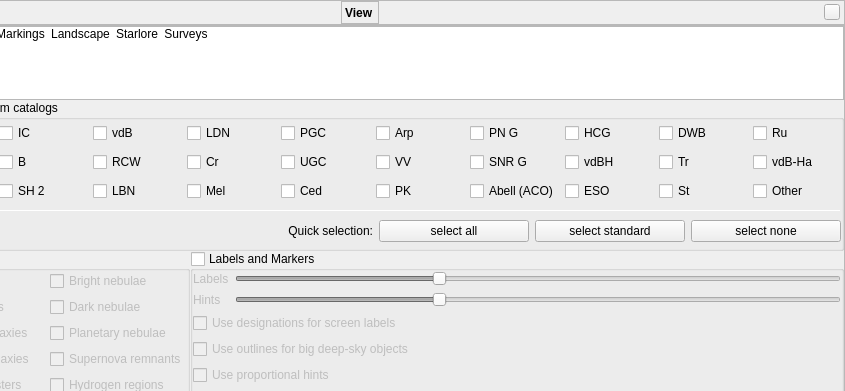
Qt form src/gui/viewDialog.ui (Stellarium/stellarium) before a commit; both pictures show x 99 to 944 and y 0 to 391 of the 944 by 678 pixel window.
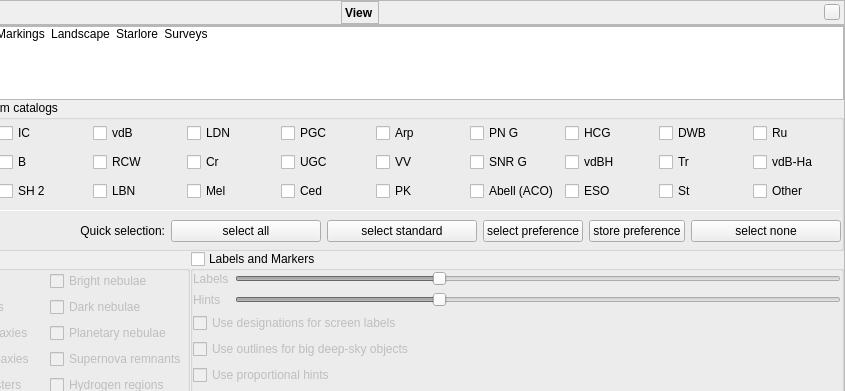
The same form after that commit. The open tabs and pages were chosen to show the change. Icons and pictures are not drawn. Custom widgets are drawn as their Qt base class.

Commit message: Add user preference for DSO catalog selection - also refactor a bit

```diff
--- a/src/gui/viewDialog.ui
+++ b/src/gui/viewDialog.ui
@@ -2050,6 +2050,20 @@
                  </property>
                 </widget>
                </item>
+               <item>
+                <widget class="QPushButton" name="selectPreferredCatalogs">
+                 <property name="text">
+                  <string>select preference</string>
+                 </property>
+                </widget>
+               </item>
+               <item>
+                <widget class="QPushButton" name="storePreferredCatalogs">
+                 <property name="text">
+                  <string>store preference</string>
+                 </property>
+                </widget>
+               </item>
                <item>
                 <widget class="QPushButton" name="selectNoneCatalogs">
                  <property name="minimumSize">
```
Left out of the diff: 4 changed lines with no effect on the pictures. The commit also changes 6 other files.
